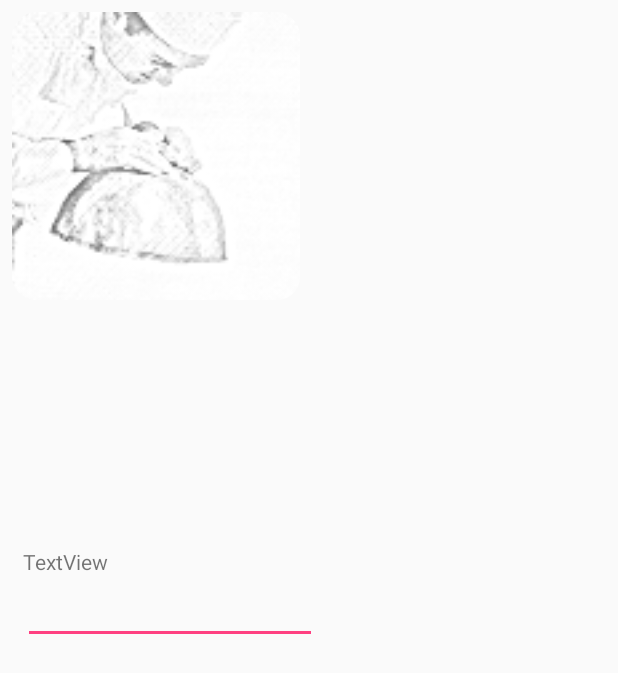
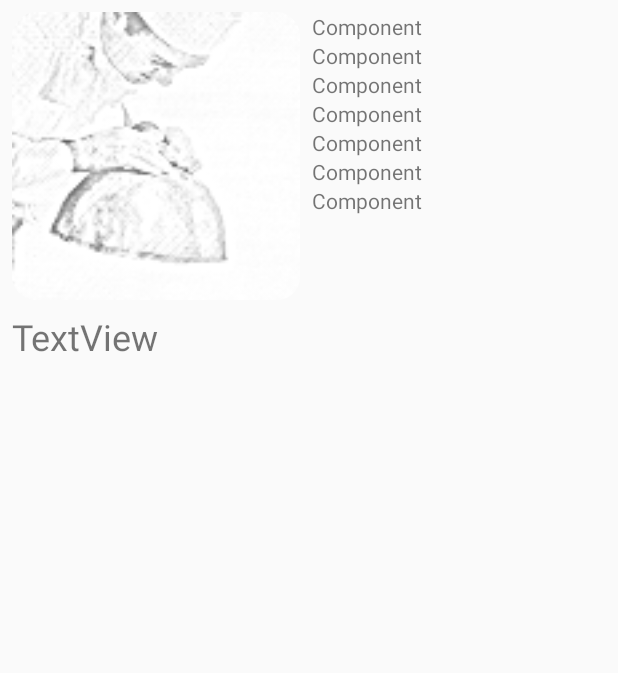
Before and after one commit to RafaleSoft/CoachACook, an Android app: the layout recipe_view.xml on its own in the app's theme, with its tools: preview values and no code run, on a phone screen of 412 x 824 dp. Shown: the top 673 px of the screen. Run offline under Robolectric (Android 15) with nearby library versions, the light colour scheme and no system bars.

Commit message:
Added Recipe view

```diff
--- a/app/src/main/java/com/rafalesoft/org/coachacook/Category.java
+++ b/app/src/main/java/com/rafalesoft/org/coachacook/Category.java
@@ -6,10 +6,7 @@ import org.xml.sax.Attributes;
 public class Category
 {
 	public static final String TABLE_NAME = "categories";
-	public static final String COLUMN_CATEGORY_NAME_TITLE = "name";
-
 	private String 	_name;
-
 
     /**
      * @param name: the name of the category
--- a/app/src/main/java/com/rafalesoft/org/coachacook/Ingredient.java
+++ b/app/src/main/java/com/rafalesoft/org/coachacook/Ingredient.java
@@ -5,7 +5,6 @@ import org.xml.sax.Attributes;
 public class Ingredient
 {
 	public static final String TABLE_NAME = "ingredients";
-	public static final String COLUMN_NAME_TITLE = "name";
 	public static final String COLUMN_STOCK_TITLE = "quantity";
 	public static final String COLUMN_UNIT_TITLE = "unit";
 	public static final String COLUMN_TYPE_TITLE = "type";
--- a/app/src/main/java/com/rafalesoft/org/coachacook/Recipe.java
+++ b/app/src/main/java/com/rafalesoft/org/coachacook/Recipe.java
@@ -6,7 +6,6 @@ import org.xml.sax.Attributes;
 public class Recipe
 {
 	public static final String TABLE_NAME = "recipes";
-	public static final String COLUMN_NAME_TITLE = "name";
 	public static final String COLUMN_GUESTS_TITLE = "guests";
 	public static final String COLUMN_PREPARATION_TITLE = "preparation";
 
--- a/app/src/main/res/layout/recipe_view.xml
+++ b/app/src/main/res/layout/recipe_view.xml
@@ -7,7 +7,7 @@
     android:layout_height="match_parent">
 
     <ImageView
-        android:id="@+id/imageView2"
+        android:id="@+id/recipe_image"
         android:layout_width="192dp"
         android:layout_height="192dp"
         android:layout_marginStart="8dp"
@@ -18,45 +18,95 @@
 
     <TableLayout
         android:id="@+id/recipe_ingredients"
-        android:layout_width="160dp"
-        android:layout_height="495dp"
+        android:layout_width="0dp"
+        android:layout_height="0dp"
+        android:layout_marginBottom="8dp"
+        android:layout_marginEnd="8dp"
+        android:layout_marginStart="8dp"
+        android:layout_marginTop="8dp"
+        app:layout_constraintBottom_toTopOf="@+id/scrollView2"
+        app:layout_constraintEnd_toEndOf="parent"
+        app:layout_constraintStart_toEndOf="@+id/recipe_image"
+        app:layout_constraintTop_toTopOf="parent">
+
+        <TableRow>
+
+            <TextView
+                android:id="@+id/component1"
+                android:layout_width="match_parent"
+                android:layout_height="match_parent"
+                android:text="@string/recipe_component" />
+        </TableRow>
+
+        <TableRow>
+
+            <TextView
+                android:id="@+id/component2"
+                android:layout_width="match_parent"
+                android:layout_height="match_parent"
+                android:text="@string/recipe_component" />
+        </TableRow>
+
+        <TableRow>
+
+            <TextView
+                android:id="@+id/component3"
+                android:layout_width="match_parent"
+                android:layout_height="match_parent"
+                android:text="@string/recipe_component" />
+        </TableRow>
+
+        <TableRow>
+
+            <TextView
+                android:id="@+id/component4"
+                android:layout_width="match_parent"
+                android:layout_height="match_parent"
+                android:text="@string/recipe_component" />
+        </TableRow>
+
+        <TableRow>
+
+            <TextView
+                android:id="@+id/component5"
+                android:layout_width="match_parent"
+                android:layout_height="match_parent"
+                android:text="@string/recipe_component" />
+        </TableRow>
+
+        <TableRow>
+
+            <TextView
+                android:id="@+id/component6"
+                android:layout_width="match_parent"
+                android:layout_height="match_parent"
+                android:text="@string/recipe_component" />
+        </TableRow>
+
+        <TableRow>
+
+            <TextView
+                android:id="@+id/component7"
+                android:layout_width="match_parent"
+                android:layout_height="match_parent"
+                android:text="@string/recipe_component" />
+        </TableRow>
+    </TableLayout>
+
+    <ScrollView
+        android:id="@+id/scrollView2"
+        android:layout_width="0dp"
+        android:layout_height="0dp"
         android:layout_marginBottom="8dp"
         android:layout_marginEnd="8dp"
         android:layout_marginStart="8dp"
         android:layout_marginTop="8dp"
         app:layout_constraintBottom_toBottomOf="parent"
         app:layout_constraintEnd_toEndOf="parent"
-        app:layout_constraintStart_toEndOf="@+id/imageView2"
-        app:layout_constraintTop_toTopOf="parent">
-
-        <TableRow
-            android:layout_width="match_parent"
-            android:layout_height="match_parent" />
-
-        <TableRow
-            android:layout_width="match_parent"
-            android:layout_height="match_parent" />
-
-        <TableRow
-            android:layout_width="match_parent"
-            android:layout_height="match_parent" />
-
-        <TableRow
-            android:layout_width="match_parent"
-            android:layout_height="match_parent" />
-    </TableLayout>
-
-    <ScrollView
-        android:layout_width="196dp"
-        android:layout_height="295dp"
-        android:layout_marginBottom="8dp"
-        android:layout_marginEnd="8dp"
-        android:layout_marginStart="8dp"
-        android:layout_marginTop="8dp"
-        app:layout_constraintBottom_toBottomOf="parent"
-        app:layout_constraintEnd_toStartOf="@+id/recipe_ingredients"
+        app:layout_constraintHorizontal_bias="0.0"
         app:layout_constraintStart_toStartOf="parent"
-        app:layout_constraintTop_toBottomOf="@+id/imageView2">
+        app:layout_constraintTop_toBottomOf="@+id/recipe_image"
+        app:layout_constraintVertical_bias="1.0">
 
         <LinearLayout
             android:layout_width="match_parent"
@@ -67,14 +117,16 @@
                 android:id="@+id/recipe_name"
                 android:layout_width="match_parent"
                 android:layout_height="wrap_content"
-                android:text="TextView" />
+                android:text="TextView"
+                android:textSize="@dimen/big_text" />
 
-            <EditText
+            <TextView
                 android:id="@+id/recipe_description"
                 android:layout_width="match_parent"
                 android:layout_height="wrap_content"
+                android:layout_marginTop="@dimen/fab_margin"
                 android:ems="10"
-                android:inputType="textMultiLine"
+                android:inputType="none"
                 tools:layout_editor_absoluteX="16dp"
                 tools:layout_editor_absoluteY="208dp" />
         </LinearLayout>
--- a/app/src/main/res/values/dimens.xml
+++ b/app/src/main/res/values/dimens.xml
@@ -1,3 +1,4 @@
 <resources>
     <dimen name="fab_margin">16dp</dimen>
+    <dimen name="big_text">24sp</dimen>
 </resources>
--- a/app/src/main/res/values/strings.xml
+++ b/app/src/main/res/values/strings.xml
@@ -26,7 +26,11 @@
         <string name="action_update_stock">Update stock</string>
         <string name="action_search">Search</string>
 
-        <!-- HMI -->
+        <!-- Recipe View -->
+        <string name="recipe_component">Component</string>
+
+
+        <!-- General HMI -->
         <string name="app_background">Background</string>
         <string name="Available">Available Recipes:</string>
         <string name="on_choose">onChoseRecipe</string>
```
Also changed, not shown: app/src/main/java/com/rafalesoft/org/coachacook/ChooseRecipe.java (+24 -11 lines), app/src/main/java/com/rafalesoft/org/coachacook/ManageStock.java (+7 -10 lines), app/src/main/java/com/rafalesoft/org/coachacook/RecipesDB.java (+31 -50 lines), app/src/main/res/layout/stock_dialog.xml (added, +45 -0 lines).
